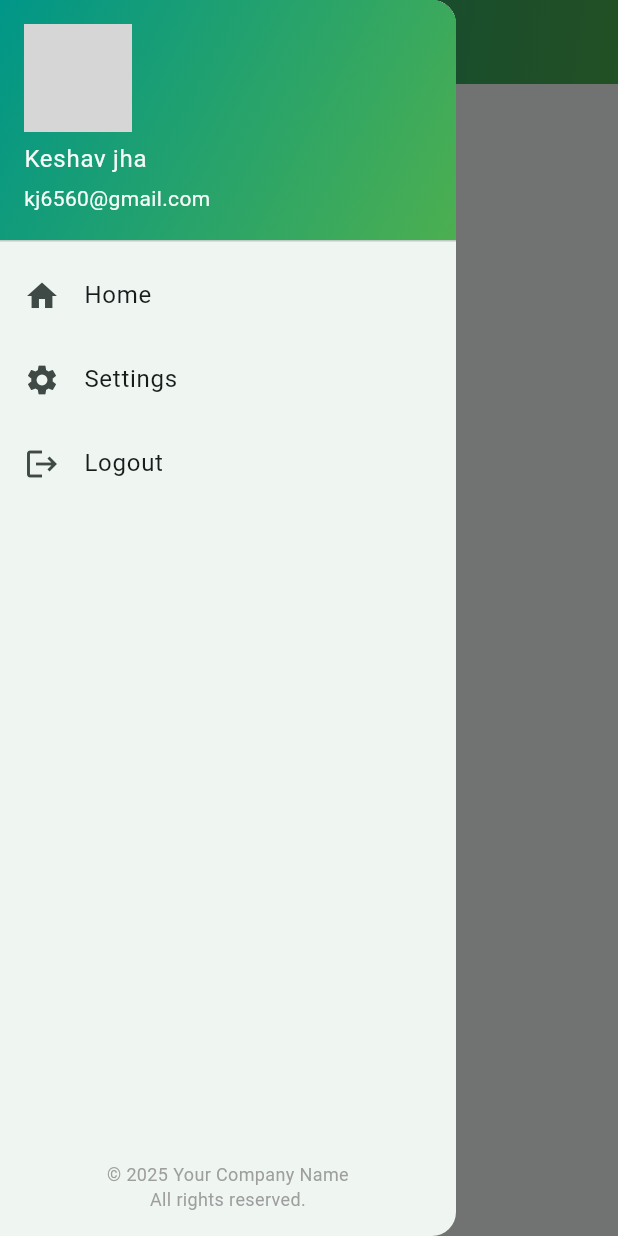
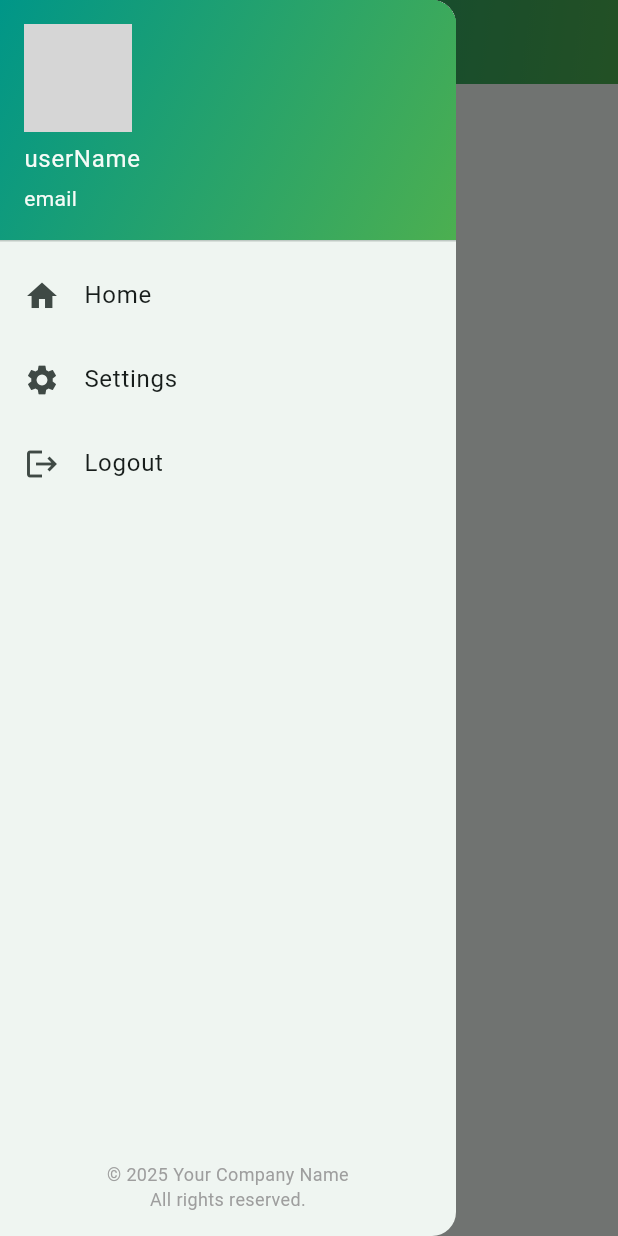
Before and after one commit to kj6560/swiftsell, a Flutter app: the Home screen opened by its route, with the side drawer open, on a phone screen of 412 x 824 dp. Run offline on Flutter 3.47's test engine with Material 3 defaults, Android fonts, the phone set to English and light mode, and no system bars; our stand-ins replace connectivity_plus, email_validator, flutter_cache_manager, get, get_storage, image_picker and 3 more; accounts and stored records are empty; network calls fail; Roboto replaces fonts that are missing (Billions); grey boxes are pictures that could not be loaded.

Commit message:
dynamic name,email and profile pic

```diff
--- /dev/null
+++ b/lib/controllers/HomeController.dart
@@ -0,0 +1,5 @@
+import 'package:get/get.dart';
+
+class HomeController extends GetxController{
+
+}
--- a/lib/views/Home.dart
+++ b/lib/views/Home.dart
@@ -1,15 +1,20 @@
 import 'package:flutter/material.dart';
+import 'package:get/get.dart';
+import 'package:swiftsell/controllers/HomeController.dart';
 
 import '../widgets/base_scaffold.dart';
 
-class Home extends StatelessWidget {
+class Home extends GetView<HomeController> {
   const Home({super.key});
 
   @override
   Widget build(BuildContext context) {
-    return const BaseScaffold(
+    return BaseScaffold(
       title: "Home",
       body: Center(child: Text('Welcome to Home')),
+      userName: "userName",
+      email: "email",
+      profileImageUrl: "profileImageUrl",
     );
   }
 }
--- a/lib/widgets/base_scaffold.dart
+++ b/lib/widgets/base_scaffold.dart
@@ -1,21 +1,28 @@
 import 'package:flutter/material.dart';
+import 'package:get/get.dart';
 import 'custom_drawer.dart';
 
 class BaseScaffold extends StatelessWidget {
   final String title;
   final Widget body;
+  final String userName;
+  final String email;
+  final String profileImageUrl;
 
   const BaseScaffold({
     super.key,
     required this.title,
     required this.body,
+    required this.userName,
+    required this.email,
+    required this.profileImageUrl,
   });
 
   @override
   Widget build(BuildContext context) {
     return Scaffold(
       appBar: AppBar(
-        iconTheme: const IconThemeData(color: Colors.white),
+        iconTheme: const IconThemeData(color: Colors.white), // <-- makes drawer icon white
         flexibleSpace: Container(
           decoration: const BoxDecoration(
             gradient: LinearGradient(
@@ -25,11 +32,15 @@ class BaseScaffold extends StatelessWidget {
             ),
           ),
         ),
-        title: Text(title,style: TextStyle(color:Colors.white),),
+        title: Text(title, style: const TextStyle(color: Colors.white)),
         backgroundColor: Colors.transparent,
         elevation: 0,
       ),
-      drawer: const CustomDrawer( userName: 'Keshav jha', email: 'kj6560@gmail.com', profileImageUrl: '',),
+      drawer: CustomDrawer(
+        userName: userName,
+        email: email,
+        profileImageUrl: profileImageUrl,
+      ),
       body: body,
     );
   }
--- a/lib/widgets/custom_drawer.dart
+++ b/lib/widgets/custom_drawer.dart
@@ -28,7 +28,7 @@ class CustomDrawer extends StatelessWidget {
             ),
             decoration: BoxDecoration(
               gradient: LinearGradient(
-                colors: [Colors.teal, Colors.green], // Teal to green gradient
+                colors: [Colors.teal, Colors.green],
                 begin: Alignment.topLeft,
                 end: Alignment.bottomRight,
               ),
```
